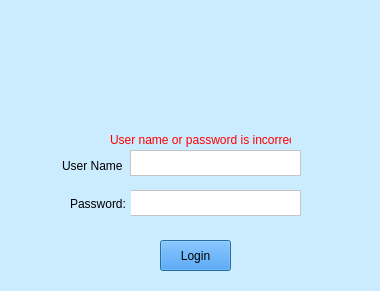
joslinefreed/project, file login.ui: the form before one commit.
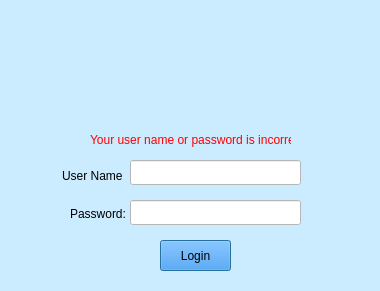
The form after the commit. Icons and pictures are not drawn.

Patch:
```diff
--- a/login.ui
+++ b/login.ui
@@ -33,40 +33,11 @@
     <string>Login</string>
    </property>
   </widget>
-  <widget class="QPlainTextEdit" name="nameTextEdit">
-   <property name="geometry">
-    <rect>
-     <x>130</x>
-     <y>150</y>
-     <width>171</width>
-     <height>26</height>
-    </rect>
-   </property>
-   <property name="styleSheet">
-    <string notr="true">background-color: rgb(255, 255, 255);</string>
-   </property>
-   <property name="plainText">
-    <string/>
-   </property>
-  </widget>
-  <widget class="QPlainTextEdit" name="passwordTextEdit">
-   <property name="geometry">
-    <rect>
-     <x>130</x>
-     <y>190</y>
-     <width>171</width>
-     <height>26</height>
-    </rect>
-   </property>
-   <property name="styleSheet">
-    <string notr="true">background-color: rgb(255, 255, 255);</string>
-   </property>
-  </widget>
   <widget class="QLabel" name="nameLabel">
    <property name="geometry">
     <rect>
      <x>62</x>
-     <y>150</y>
+     <y>160</y>
      <width>61</width>
      <height>31</height>
     </rect>
@@ -79,7 +50,7 @@
    <property name="geometry">
     <rect>
      <x>70</x>
-     <y>190</y>
+     <y>200</y>
      <width>61</width>
      <height>28</height>
     </rect>
@@ -110,9 +81,9 @@
   <widget class="QLabel" name="incorrectDetails">
    <property name="geometry">
     <rect>
-     <x>110</x>
+     <x>90</x>
      <y>130</y>
-     <width>181</width>
+     <width>201</width>
      <height>20</height>
     </rect>
    </property>
@@ -120,7 +91,36 @@
     <string notr="true">color: rgb(255, 0, 0);</string>
    </property>
    <property name="text">
-    <string>User name or password is incorrect</string>
+    <string>Your user name or password is incorrect</string>
+   </property>
+  </widget>
+  <widget class="QLineEdit" name="passwordLineEdit">
+   <property name="geometry">
+    <rect>
+     <x>130</x>
+     <y>200</y>
+     <width>171</width>
+     <height>25</height>
+    </rect>
+   </property>
+   <property name="styleSheet">
+    <string notr="true">background-color: rgb(255, 255, 255);</string>
+   </property>
+   <property name="echoMode">
+    <enum>QLineEdit::Password</enum>
+   </property>
+  </widget>
+  <widget class="QLineEdit" name="nameLineEdit">
+   <property name="geometry">
+    <rect>
+     <x>130</x>
+     <y>160</y>
+     <width>171</width>
+     <height>25</height>
+    </rect>
+   </property>
+   <property name="styleSheet">
+    <string notr="true">background-color: rgb(255, 255, 255);</string>
    </property>
   </widget>
  </widget>
```
